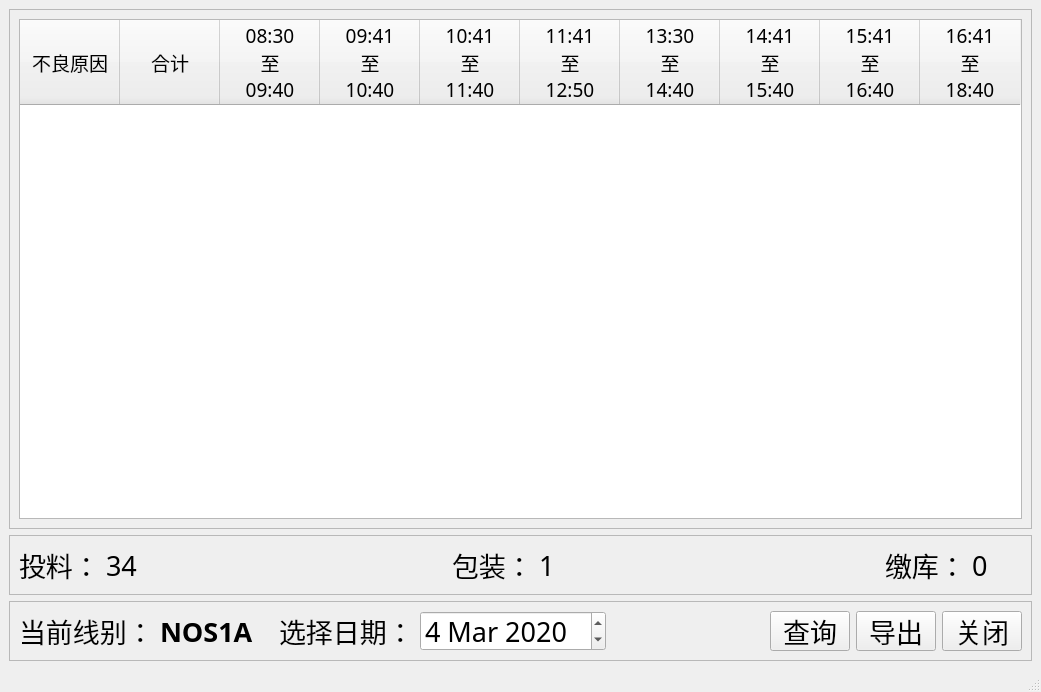
This is qt5_proj/dailyDefStasticForm.ui in clang2you/packing_defective as Qt 5 draws it before an edit. The edited form follows.
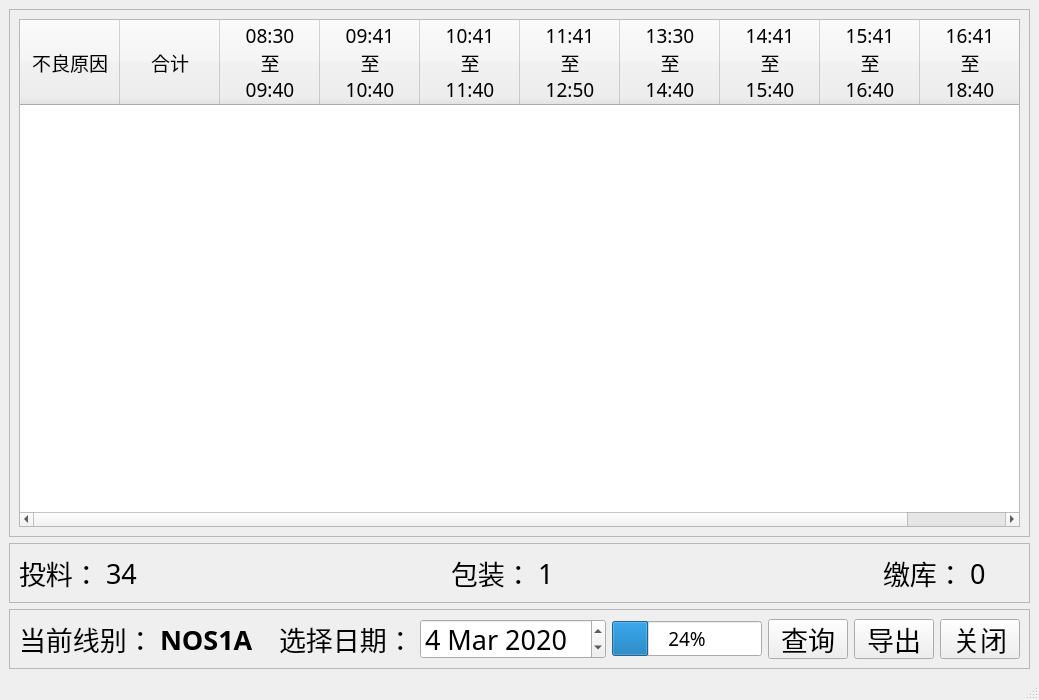
This is the edited form.

Patch:
```diff
--- a/qt5_proj/dailyDefStasticForm.ui
+++ b/qt5_proj/dailyDefStasticForm.ui
@@ -9,8 +9,8 @@
    <rect>
     <x>0</x>
     <y>0</y>
-    <width>1041</width>
-    <height>692</height>
+    <width>1024</width>
+    <height>700</height>
    </rect>
   </property>
   <property name="windowTitle">
@@ -408,6 +408,19 @@
          </property>
         </spacer>
        </item>
+       <item>
+        <widget class="QProgressBar" name="progressBar">
+         <property name="minimumSize">
+          <size>
+           <width>150</width>
+           <height>0</height>
+          </size>
+         </property>
+         <property name="value">
+          <number>24</number>
+         </property>
+        </widget>
+       </item>
        <item>
         <widget class="QPushButton" name="pushButton_2">
          <property name="maximumSize">
```
Left out of the diff: 2 changed lines with no effect on the pictures.
